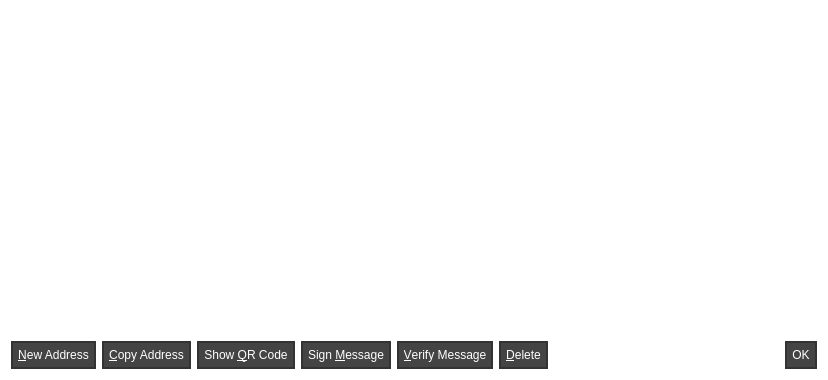
Qt form src/qt/forms/addressbookpage.ui (laurobeleche/Caluracoin) before a commit.
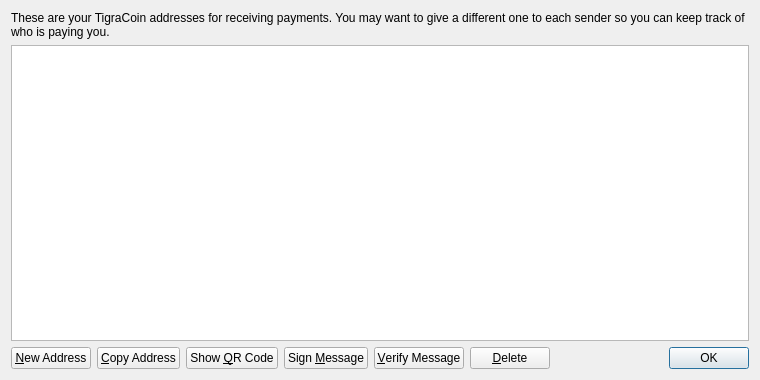
The same form after that commit. Icons and pictures are not drawn.

What changed in the file:
```diff
--- a/src/qt/forms/addressbookpage.ui
+++ b/src/qt/forms/addressbookpage.ui
@@ -6,21 +6,18 @@
    <rect>
     <x>0</x>
     <y>0</y>
-    <width>828</width>
+    <width>760</width>
     <height>380</height>
    </rect>
   </property>
   <property name="windowTitle">
    <string>Address Book</string>
   </property>
-  <property name="styleSheet">
-   <string notr="true">color: white; background: transparent;</string>
-  </property>
   <layout class="QVBoxLayout" name="verticalLayout">
    <item>
     <widget class="QLabel" name="labelExplanation">
      <property name="text">
-      <string>These are your CALURACOIN addresses for receiving payments. You may want to give a different one to each sender so you can keep track of who is paying you.</string>
+      <string>These are your TigraCoin addresses for receiving payments. You may want to give a different one to each sender so you can keep track of who is paying you.</string>
      </property>
      <property name="textFormat">
       <enum>Qt::PlainText</enum>
@@ -32,268 +29,12 @@
    </item>
    <item>
     <widget class="QTableView" name="tableView">
-     <property name="palette">
-      <palette>
-       <active>
-        <colorrole role="WindowText">
-         <brush brushstyle="SolidPattern">
-          <color alpha="255">
-           <red>255</red>
-           <green>255</green>
-           <blue>255</blue>
-          </color>
-         </brush>
-        </colorrole>
-        <colorrole role="Button">
-         <brush brushstyle="SolidPattern">
-          <color alpha="0">
-           <red>0</red>
-           <green>0</green>
-           <blue>0</blue>
-          </color>
-         </brush>
-        </colorrole>
-        <colorrole role="Text">
-         <brush brushstyle="SolidPattern">
-          <color alpha="255">
-           <red>255</red>
-           <green>255</green>
-           <blue>255</blue>
-          </color>
-         </brush>
-        </colorrole>
-        <colorrole role="ButtonText">
-         <brush brushstyle="SolidPattern">
-          <color alpha="255">
-           <red>255</red>
-           <green>255</green>
-           <blue>255</blue>
-          </color>
-         </brush>
-        </colorrole>
-        <colorrole role="Base">
-         <brush brushstyle="NoBrush">
-          <color alpha="255">
-           <red>0</red>
-           <green>0</green>
-           <blue>0</blue>
-          </color>
-         </brush>
-        </colorrole>
-        <colorrole role="Window">
-         <brush brushstyle="SolidPattern">
-          <color alpha="0">
-           <red>0</red>
-           <green>0</green>
-           <blue>0</blue>
-          </color>
-         </brush>
-        </colorrole>
-        <colorrole role="AlternateBase">
-         <brush brushstyle="SolidPattern">
-          <color alpha="50">
-           <red>255</red>
-           <green>255</green>
-           <blue>255</blue>
-          </color>
-         </brush>
-        </colorrole>
-        <colorrole role="NoRole">
-         <brush brushstyle="SolidPattern">
-          <color alpha="255">
-           <red>51</red>
-           <green>51</green>
-           <blue>217</blue>
-          </color>
-         </brush>
-        </colorrole>
-        <colorrole role="ToolTipBase">
-         <brush brushstyle="SolidPattern">
-          <color alpha="255">
-           <red>162</red>
-           <green>80</green>
-           <blue>255</blue>
-          </color>
-         </brush>
-        </colorrole>
-       </active>
-       <inactive>
-        <colorrole role="WindowText">
-         <brush brushstyle="SolidPattern">
-          <color alpha="255">
-           <red>255</red>
-           <green>255</green>
-           <blue>255</blue>
-          </color>
-         </brush>
-        </colorrole>
-        <colorrole role="Button">
-         <brush brushstyle="SolidPattern">
-          <color alpha="0">
-           <red>0</red>
-           <green>0</green>
-           <blue>0</blue>
-          </color>
-         </brush>
-        </colorrole>
-        <colorrole role="Text">
-         <brush brushstyle="SolidPattern">
-          <color alpha="255">
-           <red>255</red>
-           <green>255</green>
-           <blue>255</blue>
-          </color>
-         </brush>
-        </colorrole>
-        <colorrole role="ButtonText">
-         <brush brushstyle="SolidPattern">
-          <color alpha="255">
-           <red>255</red>
-           <green>255</green>
-           <blue>255</blue>
-          </color>
-         </brush>
-        </colorrole>
-        <colorrole role="Base">
-         <brush brushstyle="NoBrush">
-          <color alpha="255">
-           <red>0</red>
-           <green>0</green>
-           <blue>0</blue>
-          </color>
-         </brush>
-        </colorrole>
-        <colorrole role="Window">
-         <brush brushstyle="SolidPattern">
-          <color alpha="0">
-           <red>0</red>
-           <green>0</green>
-           <blue>0</blue>
-          </color>
-         </brush>
-        </colorrole>
-        <colorrole role="AlternateBase">
-         <brush brushstyle="SolidPattern">
-          <color alpha="50">
-           <red>255</red>
-           <green>255</green>
-           <blue>255</blue>
-          </color>
-         </brush>
-        </colorrole>
-        <colorrole role="NoRole">
-         <brush brushstyle="SolidPattern">
-          <color alpha="255">
-           <red>51</red>
-           <green>51</green>
-           <blue>217</blue>
-          </color>
-         </brush>
-        </colorrole>
-        <colorrole role="ToolTipBase">
-         <brush brushstyle="SolidPattern">
-          <color alpha="255">
-           <red>162</red>
-           <green>80</green>
-           <blue>255</blue>
-          </color>
-         </brush>
-        </colorrole>
-       </inactive>
-       <disabled>
-        <colorrole role="WindowText">
-         <brush brushstyle="SolidPattern">
-          <color alpha="255">
-           <red>255</red>
-           <green>255</green>
-           <blue>255</blue>
-          </color>
-         </brush>
-        </colorrole>
-        <colorrole role="Button">
-         <brush brushstyle="SolidPattern">
-          <color alpha="0">
-           <red>0</red>
-           <green>0</green>
-           <blue>0</blue>
-          </color>
-         </brush>
-        </colorrole>
-        <colorrole role="Text">
-         <brush brushstyle="SolidPattern">
-          <color alpha="255">
-           <red>255</red>
-           <green>255</green>
-           <blue>255</blue>
-          </color>
-         </brush>
-        </colorrole>
-        <colorrole role="ButtonText">
-         <brush brushstyle="SolidPattern">
-          <color alpha="255">
-           <red>255</red>
-           <green>255</green>
-           <blue>255</blue>
-          </color>
-         </brush>
-        </colorrole>
-        <colorrole role="Base">
-         <brush brushstyle="NoBrush">
-          <color alpha="255">
-           <red>0</red>
-           <green>0</green>
-           <blue>0</blue>
-          </color>
-         </brush>
-        </colorrole>
-        <colorrole role="Window">
-         <brush brushstyle="SolidPattern">
-          <color alpha="0">
-           <red>0</red>
-           <green>0</green>
-           <blue>0</blue>
-          </color>
-         </brush>
-        </colorrole>
-        <colorrole role="AlternateBase">
-         <brush brushstyle="SolidPattern">
-          <color alpha="50">
-           <red>255</red>
-           <green>255</green>
-           <blue>255</blue>
-          </color>
-         </brush>
-        </colorrole>
-        <colorrole role="NoRole">
-         <brush brushstyle="SolidPattern">
-          <color alpha="255">
-           <red>51</red>
-           <green>51</green>
-           <blue>217</blue>
-          </color>
-         </brush>
-        </colorrole>
-        <colorrole role="ToolTipBase">
-         <brush brushstyle="SolidPattern">
-          <color alpha="255">
-           <red>162</red>
-           <green>80</green>
-           <blue>255</blue>
-          </color>
-         </brush>
-        </colorrole>
-       </disabled>
-      </palette>
-     </property>
      <property name="contextMenuPolicy">
       <enum>Qt::CustomContextMenu</enum>
      </property>
      <property name="toolTip">
       <string>Double-click to edit address or label</string>
      </property>
-     <property name="styleSheet">
-      <string notr="true">QHeaderView{color: black;}</string>
-     </property>
      <property name="tabKeyNavigation">
       <bool>false</bool>
      </property>
@@ -321,10 +62,6 @@
        <property name="toolTip">
         <string>Create a new address</string>
        </property>
-       <property name="styleSheet">
-        <string notr="true">background-color: #444444; border: 2px solid #333333; padding: 5px;
-</string>
-       </property>
        <property name="text">
         <string>&amp;New Address</string>
        </property>
@@ -339,10 +76,6 @@
        <property name="toolTip">
         <string>Copy the currently selected address to the system clipboard</string>
        </property>
-       <property name="styleSheet">
-        <string notr="true">background-color: #444444; border: 2px solid #333333; padding: 5px;
-</string>
-       </property>
        <property name="text">
         <string>&amp;Copy Address</string>
        </property>
@@ -354,10 +87,6 @@
      </item>
      <item>
       <widget class="QPushButton" name="showQRCode">
-       <property name="styleSheet">
-        <string notr="true">background-color: #444444; border: 2px solid #333333; padding: 5px;
-</string>
-       </property>
        <property name="text">
         <string>Show &amp;QR Code</string>
        </property>
@@ -370,11 +99,7 @@
      <item>
       <widget class="QPushButton" name="signMessage">
        <property name="toolTip">
-        <string>Sign a message to prove you own a CALURACOIN address</string>
-       </property>
-       <property name="styleSheet">
-        <string notr="true">background-color: #444444; border: 2px solid #333333; padding: 5px;
-</string>
+        <string>Sign a message to prove you own a TigraCoin address</string>
        </property>
        <property name="text">
         <string>Sign &amp;Message</string>
@@ -388,11 +113,7 @@
      <item>
       <widget class="QPushButton" name="verifyMessage">
        <property name="toolTip">
-        <string>Verify a message to ensure it was signed with a specified CALURACOIN address</string>
-       </property>
-       <property name="styleSheet">
-        <string notr="true">background-color: #444444; border: 2px solid #333333; padding: 5px;
-</string>
+        <string>Verify a message to ensure it was signed with a specified TigraCoin address</string>
        </property>
        <property name="text">
         <string>&amp;Verify Message</string>
@@ -408,10 +129,6 @@
        <property name="toolTip">
         <string>Delete the currently selected address from the list</string>
        </property>
-       <property name="styleSheet">
-        <string notr="true">background-color: #444444; border: 2px solid #333333; padding: 5px;
-</string>
-       </property>
        <property name="text">
         <string>&amp;Delete</string>
        </property>
@@ -442,10 +159,6 @@
          <verstretch>0</verstretch>
         </sizepolicy>
        </property>
-       <property name="styleSheet">
-        <string notr="true">background-color: #444444; border: 2px solid #333333; padding: 5px;
-</string>
-       </property>
        <property name="standardButtons">
         <set>QDialogButtonBox::Ok</set>
        </property>
```
